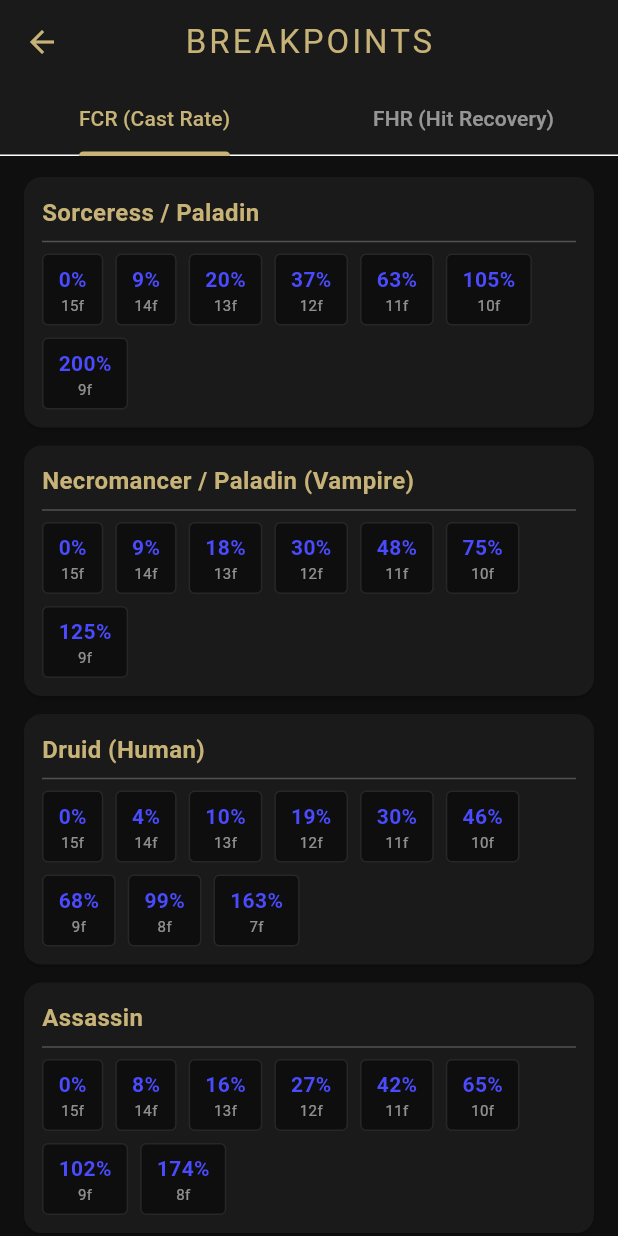
After one commit to 123CarrizoFernando/APP-D2R-Companion, a Flutter app: the BreakpointsScreen screen opened directly, on a phone screen of 412 x 824 dp. The commit adds this screen. Run offline on Flutter 3.47's test engine with Material 3 defaults, Android fonts, the phone set to English and light mode, and no system bars; our stand-ins replace shared_preferences; accounts and stored records are empty.

Commit message:
Ultima act 21-09-26

```diff
--- /dev/null
+++ b/lib/screens/breakpoints_screen.dart
@@ -0,0 +1,103 @@
+import 'package:flutter/material.dart';
+import '../utils/app_colors.dart';
+
+class BreakpointsScreen extends StatelessWidget {
+  const BreakpointsScreen({super.key});
+
+  @override
+  Widget build(BuildContext context) {
+    return DefaultTabController(
+      length: 2,
+      child: Scaffold(
+        appBar: AppBar(
+          title: const Text('BREAKPOINTS', style: TextStyle(letterSpacing: 2.0)),
+          centerTitle: true,
+          bottom: const TabBar(
+            indicatorColor: AppColors.uniqueGold,
+            labelColor: AppColors.uniqueGold,
+            unselectedLabelColor: Colors.white54,
+            tabs: [
+              Tab(text: 'FCR (Cast Rate)'),
+              Tab(text: 'FHR (Hit Recovery)'),
+            ],
+          ),
+        ),
+        body: TabBarView(
+          children: [
+            _buildFcrTab(),
+            _buildFhrTab(),
+          ],
+        ),
+      ),
+    );
+  }
+
+  Widget _buildFcrTab() {
+    return ListView(
+      padding: const EdgeInsets.all(8.0),
+      children: [
+        _buildClassCard('Sorceress / Paladin', [0, 9, 20, 37, 63, 105, 200]),
+        _buildClassCard('Necromancer / Paladin (Vampire)', [0, 9, 18, 30, 48, 75, 125]),
+        _buildClassCard('Druid (Human)', [0, 4, 10, 19, 30, 46, 68, 99, 163]),
+        _buildClassCard('Assassin', [0, 8, 16, 27, 42, 65, 102, 174]),
+        _buildClassCard('Barbarian', [0, 9, 20, 37, 63, 105, 200]),
+        _buildClassCard('Amazon', [0, 7, 14, 22, 32, 48, 68, 99, 152]),
+      ],
+    );
+  }
+
+  Widget _buildFhrTab() {
+    return ListView(
+      padding: const EdgeInsets.all(8.0),
+      children: [
+        _buildClassCard('Sorceress', [0, 5, 9, 14, 20, 30, 42, 60, 86, 142]),
+        _buildClassCard('Paladin', [0, 7, 15, 27, 48, 86, 200]),
+        _buildClassCard('Necromancer', [0, 5, 10, 16, 26, 39, 56, 86, 152]),
+        _buildClassCard('Druid (Human)', [0, 3, 7, 13, 19, 29, 39, 56, 86, 152]),
+        _buildClassCard('Assassin', [0, 7, 15, 27, 48, 86, 200]),
+        _buildClassCard('Barbarian', [0, 7, 15, 27, 48, 86, 200]),
+        _buildClassCard('Amazon', [0, 6, 13, 20, 32, 52, 86, 174]),
+      ],
+    );
+  }
+
+  Widget _buildClassCard(String className, List<int> frames) {
+    return Card(
+      color: AppColors.panel,
+      margin: const EdgeInsets.symmetric(vertical: 6.0, horizontal: 8.0),
+      child: Padding(
+        padding: const EdgeInsets.all(12.0),
+        child: Column(
+          crossAxisAlignment: CrossAxisAlignment.start,
+          children: [
+            Text(
+              className,
+              style: const TextStyle(color: AppColors.uniqueGold, fontWeight: FontWeight.bold, fontSize: 16),
+            ),
+            const Divider(color: Colors.white24, height: 16),
+            Wrap(
+              spacing: 8.0,
+              runSpacing: 8.0,
+              children: List.generate(frames.length, (index) {
+                return Container(
+                  padding: const EdgeInsets.symmetric(horizontal: 10, vertical: 6),
+                  decoration: BoxDecoration(
+                    color: Colors.black45,
+                    border: Border.all(color: Colors.white10),
+                    borderRadius: BorderRadius.circular(4),
+                  ),
+                  child: Column(
+                    children: [
+                      Text('${frames[index]}%', style: const TextStyle(color: AppColors.magicBlue, fontWeight: FontWeight.bold)),
+                      Text('${15 - index}f', style: const TextStyle(color: Colors.white54, fontSize: 10)), // Frame base aproximado
+                    ],
+                  ),
+                );
+              }),
+            ),
+          ],
+        ),
+      ),
+    );
+  }
+}
--- a/lib/screens/home_screen.dart
+++ b/lib/screens/home_screen.dart
@@ -4,6 +4,9 @@ import 'runes_screen.dart'; // Agregamos el import de la nueva pantalla
 import 'runewords_screen.dart';
 import 'items_screen.dart';
 import 'builds_screen.dart';
+import 'calculator_screen.dart';
+import 'breakpoints_screen.dart';
+
 
 class HomeScreen extends StatelessWidget {
   const HomeScreen({super.key});
@@ -29,6 +32,8 @@ class HomeScreen extends StatelessWidget {
           _buildMenuCard(context, '🛡️ Bases', AppColors.textNormal, null),
           _buildMenuCard(context, '💎 Runes', AppColors.runeOrange, const RunesScreen()),
           _buildMenuCard(context, '⚔️ Items', AppColors.uniqueGold, const ItemsScreen()),
+          _buildMenuCard(context, '⚡ Breakpoints', AppColors.magicBlue, const BreakpointsScreen()),
+          _buildMenuCard(context, '🛠️ Calculator', AppColors.runeOrange, const CalculatorScreen()),
           _buildMenuCard(context, '👹 Mercenarios', AppColors.textNormal, null),
         ],
       ),
```
Also changed, not shown: lib/screens/calculator_screen.dart (added, +165 -0 lines), lib/screens/items_screen.dart (+123 -19 lines), pubspec.yaml (+6 -1 lines), lib/assets/fonts/exocet.ttf.ttf (added), pubspec.lock, 1 other file.
